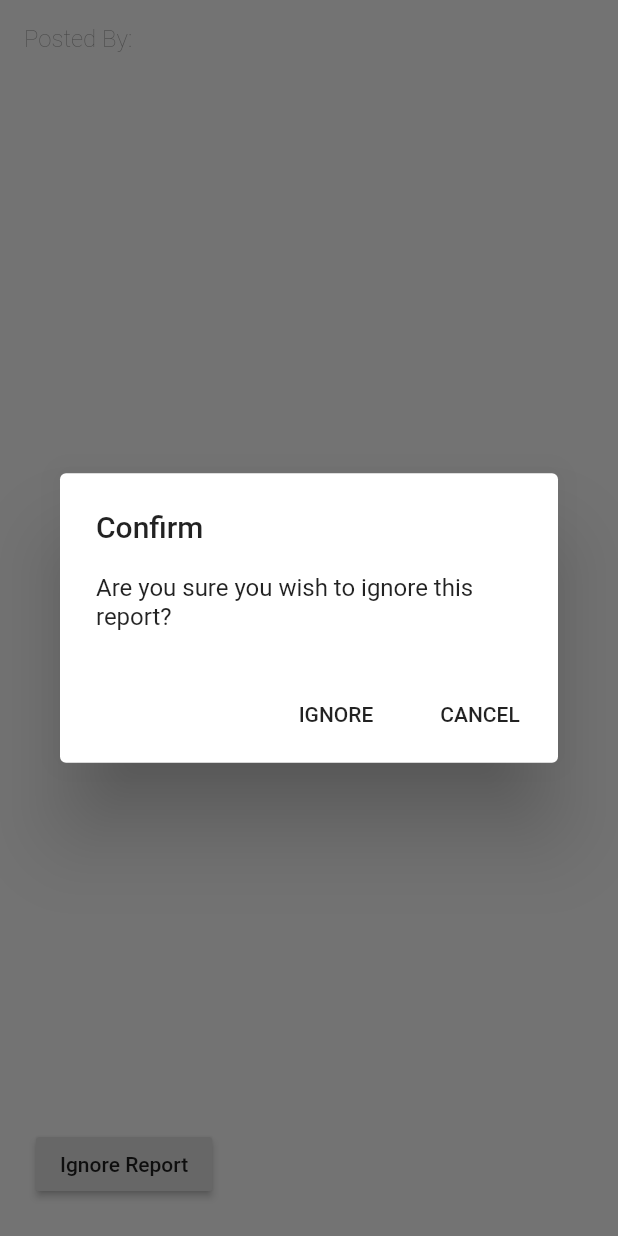
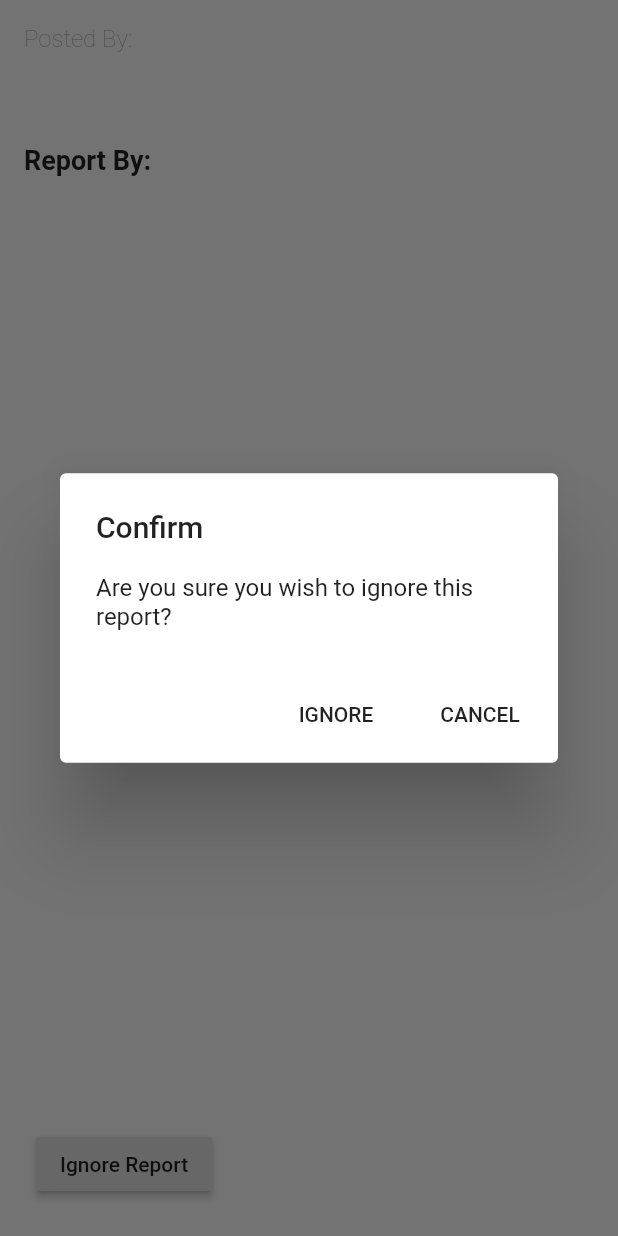
Before and after one commit to PatelIsh444/AdviceBee-Admin-Panel, a Flutter app: the ReportDetails widget shown alone on an empty page, opened directly with empty values, after a tap on "Ignore Report", on a phone screen of 412 x 824 dp. Run offline on Flutter 3.47's test engine with Material 2 defaults, Android fonts, the phone set to English and light mode, and no system bars; our stand-ins replace auto_size_text, cloud_firestore, firebase_auth; missing offline and left inert: navigation_rail; accounts and stored records are empty; network calls fail.

Commit message:
update Reported By list construction + add header

```diff
--- a/admin_panel/lib/Screens/Reports/report_details.dart
+++ b/admin_panel/lib/Screens/Reports/report_details.dart
@@ -1,5 +1,6 @@
 import 'package:cloud_firestore/cloud_firestore.dart';
 import 'package:flutter/material.dart';
+import 'package:intl/intl.dart';
 
 class ReportDetails extends StatelessWidget {
   final DocumentSnapshot element;
@@ -20,6 +21,7 @@ class ReportDetails extends StatelessWidget {
                   _generateUserDisplayName(element),
                   SizedBox(height: 8),
                   _generateReportedPostTitle(element),
+                  SizedBox(height: 24),
                   _generateUsersWhoReportedLIst(),
                 ],
               )
@@ -75,14 +77,34 @@ class ReportDetails extends StatelessWidget {
       stream: Firestore.instance.collection('reports').document(element.documentID).collection('ReportedUsers').snapshots(),
       builder: (BuildContext context, AsyncSnapshot<QuerySnapshot> snapshot) {
         if (snapshot.hasData) {
+          List<Widget> children = [
+            Text(
+              "Report By:",
+              style: TextStyle(
+                fontWeight: FontWeight.w600,
+                fontSize: 18,
+              ),
+            ),
+            SizedBox(height: 4,)
+          ];
+
+          snapshot.data.documents.forEach((e) {
+            String name = e.data["userDisplayName"];
+            String reasons = (e.data["reasons"] as List).join(" & ");
+            String date = DateFormat('MMMM d, yyyy').format(new DateTime.fromMillisecondsSinceEpoch((e.data["dateReported"] as Timestamp).toDate().toLocal().millisecondsSinceEpoch));
+
+            children.add(
+              Row(
+                children: <Widget>[
+                  Text("$name for $reasons on $date"),
+                ]
+              )
+            );
+          });
+
           return Column(
-            children: snapshot.data.documents.map((e) {
-              return Row(
-                children: <Widget>[
-                  Text("Reported By: " + e.data["userDisplayName"] + " for " + (e.data["reasons"] as List).join(" & ")),
-                ]
-              );
-            }).toList(),
+            crossAxisAlignment: CrossAxisAlignment.start,
+            children: children
           );
         }
         else {
```
